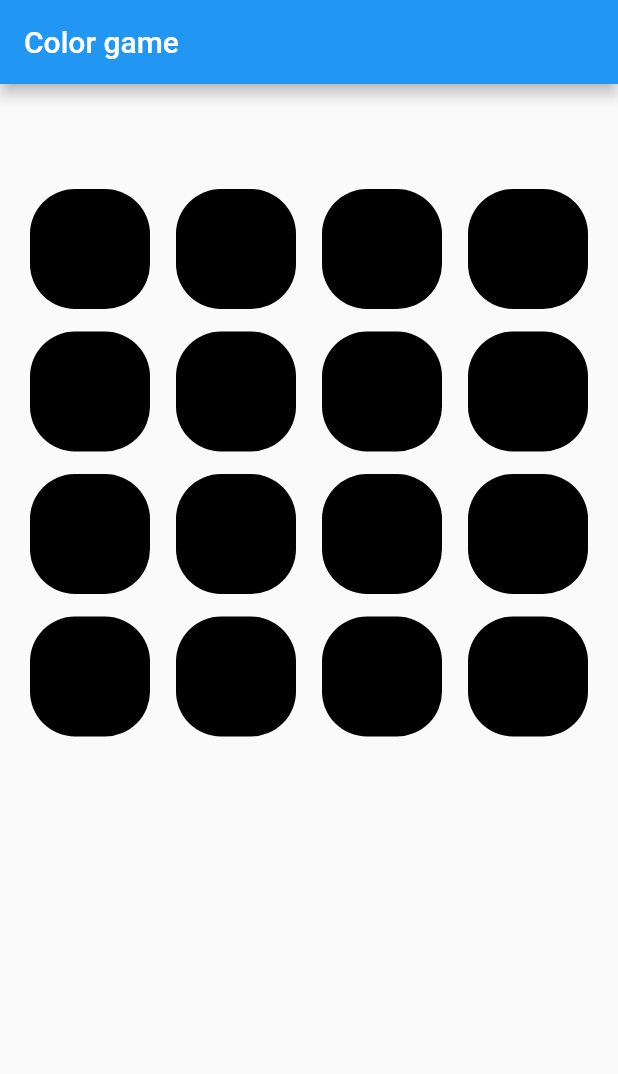
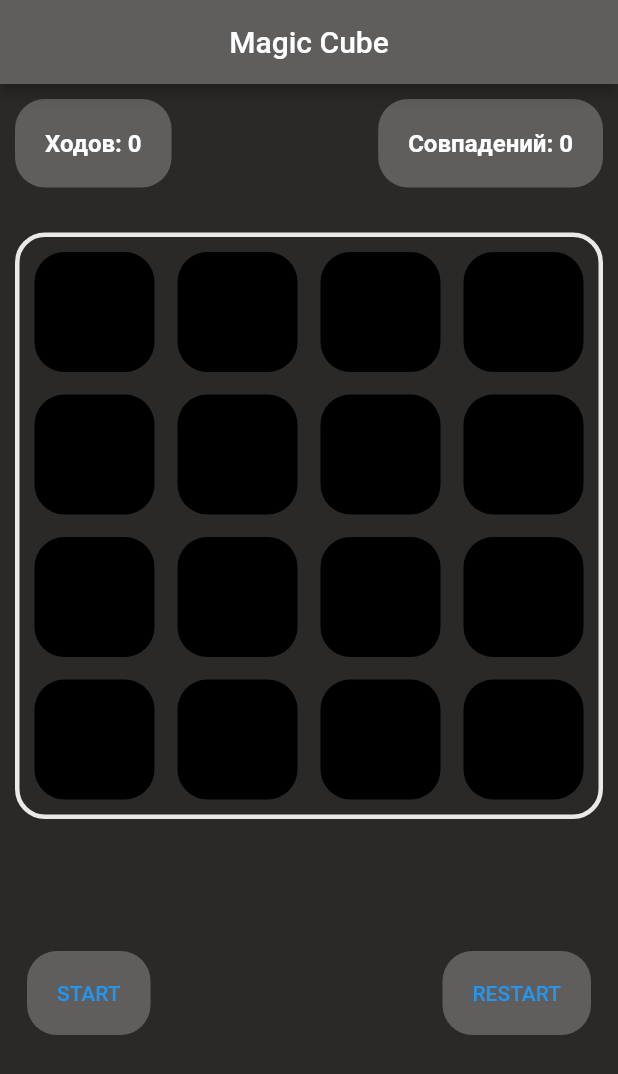
Before and after one commit to valera-golubenko/color_box_game, a Flutter app: the screen it shows after launch, on a phone screen of 412 x 824 dp. Shown: the top 1074 px of the screen. Run offline on Flutter 3.47's test engine with Material 2 defaults, Android fonts, the phone set to English and light mode, and no system bars; our stand-ins replace bloc, flutter_bloc.

Commit message:
Fix Design

```diff
--- a/lib/home_p.dart
+++ b/lib/home_p.dart
@@ -1,5 +1,5 @@
 import 'package:color_box_game/bloc/cubit/game_cubit.dart';
-import 'package:color_box_game/model.dart';
+
 import 'package:flutter/material.dart';
 import 'package:flutter_bloc/flutter_bloc.dart';
 
@@ -8,35 +8,130 @@ class HomePage extends StatelessWidget {
 
   @override
   Widget build(BuildContext context) {
+    int stepCounter = 0;
     return BlocBuilder<GameCubit, GameState>(
       builder: (context, state) {
         return Scaffold(
+          backgroundColor: Color(0xFF2A2928),
           appBar: AppBar(
-            title: const Text('Color game'),
+            centerTitle: true,
+            backgroundColor: Color(0xFF605E5D),
+            title: const Text('Magic Cube'),
           ),
           body: Padding(
-            padding: const EdgeInsets.all(20),
+            padding: const EdgeInsets.all(10),
             child: ListView(
               children: [
-                const SizedBox(height: 50),
-                Wrap(
+                Row(
+                    mainAxisAlignment: MainAxisAlignment.spaceBetween,
+                    children: [
+                      Column(
+                        children: [
+                          Row(
+                            children: [
+                              Container(
+                                padding: EdgeInsets.all(20),
+                                decoration: BoxDecoration(
+                                  color: Color(0xFF605E5D),
+                                  borderRadius: BorderRadius.circular(20),
+                                ),
+                                child: Text(
+                                  'Ходов: $stepCounter',
+                                  style: const TextStyle(
+                                    color: Colors.white,
+                                    fontWeight: FontWeight.bold,
+                                    fontSize: 16,
+                                  ),
+                                ),
+                              ),
+                            ],
+                          ),
+                        ],
+                      ),
+                      Column(
+                        children: [
+                          Row(
+                            children: [
+                              Container(
+                                padding: EdgeInsets.all(20),
+                                decoration: BoxDecoration(
+                                  color: Color(0xFF605E5D),
+                                  borderRadius: BorderRadius.circular(20),
+                                ),
+                                child: Text(
+                                  'Совпадений: $stepCounter',
+                                  style: const TextStyle(
+                                    color: Colors.white,
+                                    fontWeight: FontWeight.bold,
+                                    fontSize: 16,
+                                  ),
+                                ),
+                              ),
+                            ],
+                          )
+                        ],
+                      )
+                    ]),
+                const SizedBox(height: 30),
+                Container(
+                  decoration: BoxDecoration(
+                    borderRadius: BorderRadius.circular(20),
+                    border: Border.all(
+                      color: Color(0xFFECE8E5),
+                      style: BorderStyle.solid,
+                      width: 3,
+                    ),
+                  ),
+                  padding: EdgeInsets.all(10),
+                  //color: Color(0xFF605E5D),
+                  child: Wrap(
                       runSpacing: 15,
                       alignment: WrapAlignment.spaceBetween,
                       children: state.boxes.map((e) {
                         return InkWell(
                           onTap: () {
                             context.read<GameCubit>().boxTap(e);
+                            stepCounter++;
                           },
                           child: Container(
                             width: 80,
                             height: 80,
                             decoration: BoxDecoration(
                               color: e.color,
-                            borderRadius: BorderRadius.circular(30),
+                              borderRadius: BorderRadius.circular(20),
                             ),
                           ),
                         );
-                    }).toList())
+                      }).toList()),
+                ),
+                const SizedBox(height: 80),
+                Row(
+                  mainAxisAlignment: MainAxisAlignment.spaceBetween,
+                  children: [
+                    TextButton(
+                      onPressed: () {},
+                      child: Container(
+                        padding: EdgeInsets.all(20),
+                        decoration: BoxDecoration(
+                          color: const Color(0xFF605E5D),
+                          borderRadius: BorderRadius.circular(20),
+                        ),
+                        child: const Text('START'),
+                      ),
+                    ),
+                    TextButton(
+                      onPressed: () {},
+                      child: Container(
+                        padding: EdgeInsets.all(20),
+                        decoration: BoxDecoration(
+                          color: const Color(0xFF605E5D),
+                          borderRadius: BorderRadius.circular(20),
+                        ),
+                        child: const Text('RESTART'),
+                      ),
+                    ),
+                  ],
+                ),
               ],
             ),
           ),
--- a/lib/main.dart
+++ b/lib/main.dart
@@ -14,7 +14,10 @@ class MyApp extends StatelessWidget {
   Widget build(BuildContext context) {
     return BlocProvider(
       create: (_) => GameCubit()..init(AppConstants.colors),
-      child: const MaterialApp(home: HomePage()),
+      child: const MaterialApp(
+        debugShowCheckedModeBanner: false,
+        home: HomePage(),
+      ),
     );
   }
 }
```
Lines whose indentation alone changed are shown as unchanged.
